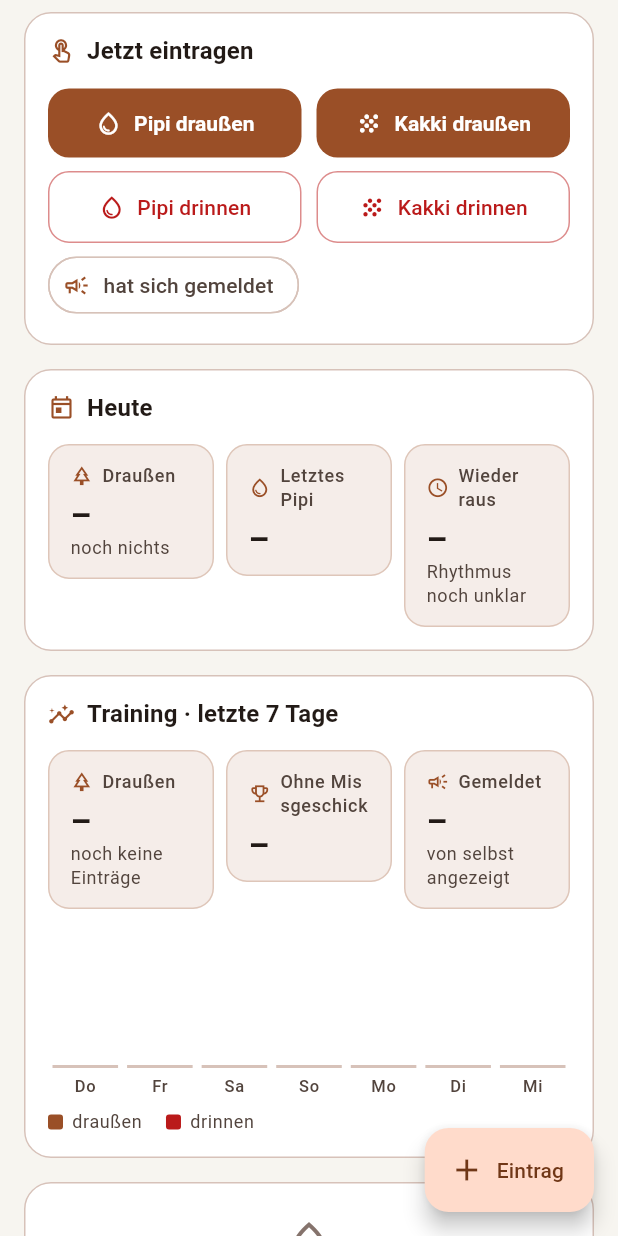
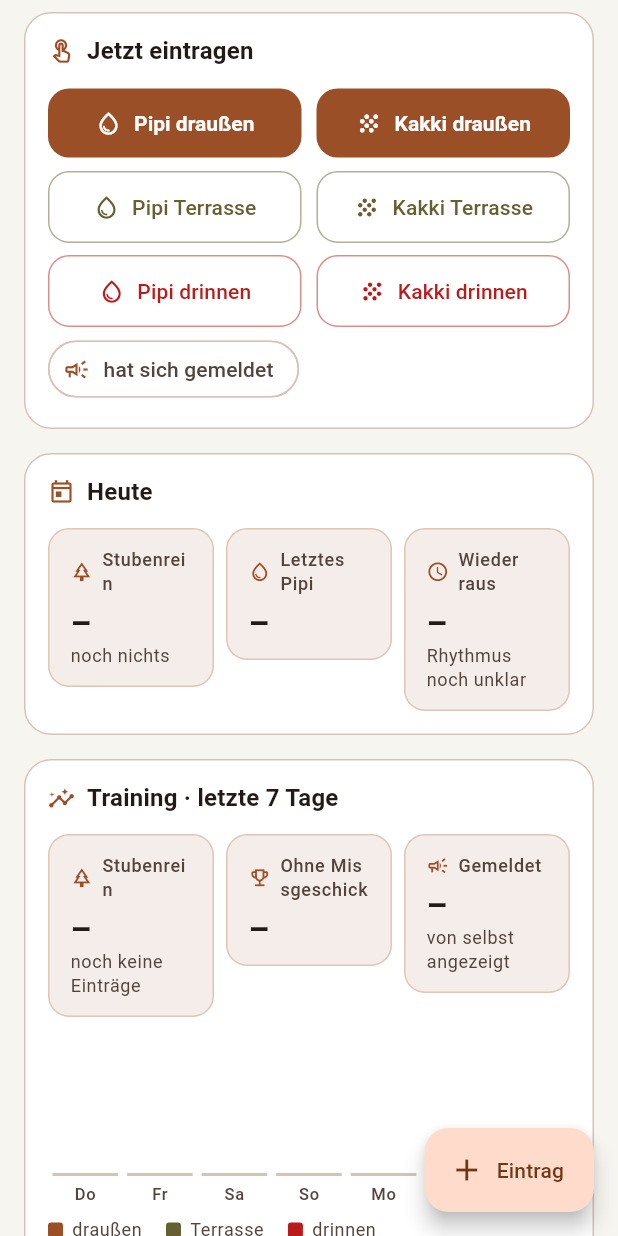
Before and after one commit to Nachtigall15/Moto, a Flutter app: the StubenreinheitScreen screen opened directly, on a phone screen of 412 x 824 dp. Run offline on Flutter 3.47's test engine with Material 3 defaults, Android fonts, the phone set to English and light mode, and no system bars; our stand-ins replace cloud_firestore, firebase_auth, firebase_core, fl_chart, flutter_map, geolocator and 4 more; missing offline and left inert: dart:js_interop; accounts and stored records are empty.

Commit message:
Stubenreinheit: Terrasse als dritter Ort
Neben draußen und drinnen gibt es jetzt die Terrasse – mit eigenen
Schnellknöpfen, eigener Farbe im Wochenbalken und eigener Auswahl im
Eingabefenster. Sie zählt nicht als Missgeschick, wird aber getrennt
ausgewiesen, weil das Ziel die Wiese ist. Die Quote heißt deshalb
„stubenrein" (draußen + Terrasse) statt „draußen".

Co-Authored-By: Claude Opus 5.5 <noreply@anthropic.com>
Claude-Session: https://claude.ai/code/session_01HuesBdZKeDLXRSVXcyUozj

```diff
--- a/dogapp/lib/features/dashboard/dashboard_screen.dart
+++ b/dogapp/lib/features/dashboard/dashboard_screen.dart
@@ -322,7 +322,7 @@ class _Stubenreinheit extends StatelessWidget {
                       : (ueberfaellig ? 'jetzt' : '~${dfTime.format(naechster)}'),
                   hint: heute.gesamt == 0
                       ? null
-                      : '${heute.draussen} von ${heute.gesamt} heute draußen',
+                      : '${heute.stubenrein} von ${heute.gesamt} heute stubenrein',
                   icon: Icons.schedule,
                   color: ueberfaellig ? theme.colorScheme.secondary : null,
                 ),
--- a/dogapp/lib/features/stubenreinheit/stubenreinheit_screen.dart
+++ b/dogapp/lib/features/stubenreinheit/stubenreinheit_screen.dart
@@ -102,49 +102,24 @@ class _StubenreinheitScreenState extends State<StubenreinheitScreen> {
             child: Column(
               crossAxisAlignment: CrossAxisAlignment.stretch,
               children: [
+                for (final ort in Ort.values) ...[
+                  if (ort != Ort.values.first) const SizedBox(height: 8),
                   Row(
                     children: [
-                    Expanded(
-                      child: FilledButton.icon(
-                        onPressed: () =>
-                            _schnell(Geschaeftsart.pipi, Ort.draussen),
-                        icon: Icon(iconFuer(Geschaeftsart.pipi)),
-                        label: const Text('Pipi draußen'),
-                      ),
-                    ),
+                      for (final art in Geschaeftsart.values) ...[
+                        if (art != Geschaeftsart.values.first)
                           const SizedBox(width: 10),
                         Expanded(
-                      child: FilledButton.icon(
-                        onPressed: () =>
-                            _schnell(Geschaeftsart.kaki, Ort.draussen),
-                        icon: Icon(iconFuer(Geschaeftsart.kaki)),
-                        label: const Text('Kakki draußen'),
+                          child: _OrtKnopf(
+                            art: art,
+                            ort: ort,
+                            onPressed: () => _schnell(art, ort),
                           ),
                         ),
                       ],
-                ),
-                const SizedBox(height: 8),
-                Row(
-                  children: [
-                    Expanded(
-                      child: _DrinnenKnopf(
-                        text: 'Pipi drinnen',
-                        art: Geschaeftsart.pipi,
-                        onPressed: () =>
-                            _schnell(Geschaeftsart.pipi, Ort.drinnen),
-                      ),
-                    ),
-                    const SizedBox(width: 10),
-                    Expanded(
-                      child: _DrinnenKnopf(
-                        text: 'Kakki drinnen',
-                        art: Geschaeftsart.kaki,
-                        onPressed: () =>
-                            _schnell(Geschaeftsart.kaki, Ort.drinnen),
-                      ),
+                    ],
                   ),
                 ],
-                ),
                 const SizedBox(height: 4),
                 Align(
                   alignment: Alignment.centerLeft,
@@ -176,8 +151,8 @@ class _StubenreinheitScreenState extends State<StubenreinheitScreen> {
               final tag = stubenTag(byDay[day]!);
               return TagesKopf(
                 tag: isSameDay(day, jetzt) ? 'Heute' : dfWeekday.format(day),
-                summe: '${quoteLabel(tag.quote)} draußen',
-                zusatz: tag.zusammenfassung,
+                summe: '${quoteLabel(tag.quote)} stubenrein',
+                zusatz: '${tag.zusammenfassung} · ${tag.orte}',
               );
             }),
             Card(
@@ -203,28 +178,45 @@ IconData iconFuer(Geschaeftsart art) => switch (art) {
       Geschaeftsart.kaki => Icons.grain,
     };
 
-/// Farbe für drinnen – deutlich, aber kein Alarm. Ein Missgeschick
+/// Farbe je Ort. Drinnen deutlich, aber kein Alarm – ein Missgeschick
 /// gehört zum Lernen dazu.
-Color drinnenFarbe(ThemeData theme) => theme.colorScheme.error;
+Color ortFarbe(ThemeData theme, Ort ort) => switch (ort) {
+      Ort.draussen => theme.colorScheme.primary,
+      Ort.terrasse => theme.colorScheme.tertiary,
+      Ort.drinnen => theme.colorScheme.error,
+    };
 
-class _DrinnenKnopf extends StatelessWidget {
-  const _DrinnenKnopf({
-    required this.text,
+IconData ortIcon(Ort ort) => switch (ort) {
+      Ort.draussen => Icons.park_outlined,
+      Ort.terrasse => Icons.deck_outlined,
+      Ort.drinnen => Icons.home_outlined,
+    };
+
+/// Draußen ist das Ziel und bekommt den vollen Knopf; Terrasse und
+/// drinnen stehen als Umriss in ihrer Farbe darunter.
+class _OrtKnopf extends StatelessWidget {
+  const _OrtKnopf({
     required this.art,
+    required this.ort,
     required this.onPressed,
   });
 
-  final String text;
   final Geschaeftsart art;
+  final Ort ort;
   final VoidCallback onPressed;
 
   @override
   Widget build(BuildContext context) {
-    final farbe = drinnenFarbe(Theme.of(context));
+    final text = Text('${art.label} ${ort.label}');
+    final icon = Icon(iconFuer(art));
+    if (ort == Ort.draussen) {
+      return FilledButton.icon(onPressed: onPressed, icon: icon, label: text);
+    }
+    final farbe = ortFarbe(Theme.of(context), ort);
     return OutlinedButton.icon(
       onPressed: onPressed,
-      icon: Icon(iconFuer(art)),
-      label: Text(text),
+      icon: icon,
+      label: text,
       style: OutlinedButton.styleFrom(
         foregroundColor: farbe,
         side: BorderSide(color: farbe.withValues(alpha: 0.5)),
@@ -233,7 +225,7 @@ class _DrinnenKnopf extends StatelessWidget {
   }
 }
 
-/// Der Stand von heute: wie viel ging draußen, wann war er zuletzt,
+/// Der Stand von heute: wie viel ging nicht in die Wohnung, wann war er zuletzt,
 /// wann muss er wieder raus.
 class _Heute extends StatelessWidget {
   const _Heute({required this.bilanz, required this.jetzt});
@@ -257,11 +249,11 @@ class _Heute extends StatelessWidget {
         children: [
           Expanded(
             child: StatTile(
-              label: 'Draußen',
+              label: 'Stubenrein',
               value: heute.gesamt == 0
                   ? '–'
-                  : '${heute.draussen} von ${heute.gesamt}',
-              hint: heute.gesamt == 0 ? 'noch nichts' : heute.zusammenfassung,
+                  : '${heute.stubenrein} von ${heute.gesamt}',
+              hint: heute.gesamt == 0 ? 'noch nichts' : heute.orte,
               icon: Icons.park_outlined,
             ),
           ),
@@ -335,12 +327,12 @@ class _Training extends StatelessWidget {
             children: [
               Expanded(
                 child: StatTile(
-                  label: 'Draußen',
+                  label: 'Stubenrein',
                   value: quoteLabel(woche.quote),
                   hint: trend ??
                       (woche.gesamt == 0
                           ? 'noch keine Einträge'
-                          : '${woche.draussen} von ${woche.gesamt}'),
+                          : '${woche.stubenrein} von ${woche.gesamt}'),
                   icon: Icons.park_outlined,
                 ),
               ),
@@ -376,13 +368,23 @@ class _Training extends StatelessWidget {
           const SizedBox(height: 16),
           _Wochenbalken(tage: bilanz.tage.reversed.toList()),
           const SizedBox(height: 8),
-          Row(
+          Wrap(
+            spacing: 16,
+            runSpacing: 4,
             children: [
-              _Legende(farbe: theme.colorScheme.primary, text: 'draußen'),
-              const SizedBox(width: 16),
-              _Legende(farbe: drinnenFarbe(theme), text: 'drinnen'),
+              for (final ort in Ort.values)
+                _Legende(farbe: ortFarbe(theme, ort), text: ort.label),
             ],
           ),
+          if (woche.terrasse > 0) ...[
+            const SizedBox(height: 12),
+            Text(
+              '${woche.terrasse} von ${woche.stubenrein} Geschäften ohne '
+              'Missgeschick waren auf der Terrasse – '
+              '${quoteLabel(woche.draussen / woche.stubenrein)} richtig draußen.',
+              style: gedaempft,
+            ),
+          ],
           if (bilanz.missgeschickStunden.isNotEmpty) ...[
             const SizedBox(height: 12),
             Text(
@@ -398,8 +400,8 @@ class _Training extends StatelessWidget {
   }
 }
 
-/// Sieben Tage nebeneinander, je ein Balken aus draußen (unten) und
-/// drinnen (oben). Die Höhe folgt der Zahl der Geschäfte, darunter
+/// Sieben Tage nebeneinander, je ein Balken aus draußen (unten),
+/// Terrasse und drinnen (oben). Die Höhe folgt der Zahl der Geschäfte, darunter
 /// steht die Quote – so sieht man Fortschritt und Datenlage zugleich.
 class _Wochenbalken extends StatelessWidget {
   const _Wochenbalken({required this.tage});
@@ -408,6 +410,20 @@ class _Wochenbalken extends StatelessWidget {
   final List<(DateTime, StubenTag)> tage;
 
   static const _hoehe = 72.0;
+
+  static int _anzahl(StubenTag t, Ort ort) => switch (ort) {
+        Ort.draussen => t.draussen,
+        Ort.terrasse => t.terrasse,
+        Ort.drinnen => t.drinnen,
+      };
+
+  /// Nur das oberste Stück bekommt runde Ecken.
+  static Ort? _obersterOrt(StubenTag t) {
+    for (final ort in Ort.values.reversed) {
+      if (_anzahl(t, ort) > 0) return ort;
+    }
+    return null;
+  }
 
   @override
   Widget build(BuildContext context) {
@@ -435,25 +451,17 @@ class _Wochenbalken extends StatelessWidget {
                     child: Column(
                       mainAxisAlignment: MainAxisAlignment.end,
                       children: [
-                        if (zahlen.drinnen > 0)
+                        // Von oben nach unten: drinnen, Terrasse, draußen.
+                        for (final ort in Ort.values.reversed)
+                          if (_anzahl(zahlen, ort) > 0)
                             Container(
-                            height: _hoehe * zahlen.drinnen / maximum,
+                              height: _hoehe * _anzahl(zahlen, ort) / maximum,
                               decoration: BoxDecoration(
-                              color: drinnenFarbe(theme),
-                              borderRadius: const BorderRadius.vertical(
-                                top: Radius.circular(4),
-                              ),
-                            ),
-                          ),
-                        if (zahlen.draussen > 0)
-                          Container(
-                            height: _hoehe * zahlen.draussen / maximum,
-                            decoration: BoxDecoration(
-                              color: theme.colorScheme.primary,
+                                color: ortFarbe(theme, ort),
                                 borderRadius: BorderRadius.vertical(
-                                top: zahlen.drinnen > 0
-                                    ? Radius.zero
-                                    : const Radius.circular(4),
+                                  top: _obersterOrt(zahlen) == ort
+                                      ? const Radius.circular(4)
+                                      : Radius.zero,
                                 ),
                               ),
                             ),
@@ -521,8 +529,7 @@ class _GeschaeftTile extends StatelessWidget {
   @override
   Widget build(BuildContext context) {
     final theme = Theme.of(context);
-    final farbe =
-        eintrag.draussen ? theme.colorScheme.primary : drinnenFarbe(theme);
+    final farbe = ortFarbe(theme, eintrag.ort);
 
     return ListTile(
       onTap: () => _openEditor(context, eintrag: eintrag),
@@ -539,10 +546,7 @@ class _GeschaeftTile extends StatelessWidget {
         if (eintrag.gemeldet) 'hat sich gemeldet',
         if (eintrag.notiz.isNotEmpty) eintrag.notiz,
       ].join(' · ')),
-      trailing: Icon(
-        eintrag.draussen ? Icons.park_outlined : Icons.home_outlined,
-        color: farbe,
-      ),
+      trailing: Icon(ortIcon(eintrag.ort), color: farbe),
     );
   }
 }
@@ -653,16 +657,12 @@ class _GeschaeftEditorState extends State<_GeschaeftEditor> {
             ),
             const SizedBox(height: 12),
             SegmentedButton<Ort>(
-              segments: const [
+              segments: [
+                for (final o in Ort.values)
                   ButtonSegment(
-                  value: Ort.draussen,
-                  label: Text('Draußen'),
-                  icon: Icon(Icons.park_outlined),
-                ),
-                ButtonSegment(
-                  value: Ort.drinnen,
-                  label: Text('Drinnen'),
-                  icon: Icon(Icons.home_outlined),
+                    value: o,
+                    label: Text(o.titel),
+                    icon: Icon(ortIcon(o)),
                   ),
               ],
               selected: {_ort},
--- a/dogapp/lib/models/geschaeft.dart
+++ b/dogapp/lib/models/geschaeft.dart
@@ -27,9 +27,9 @@ class Geschaeft {
   final bool gemeldet;
   final String notiz;
 
-  bool get draussen => ort == Ort.draussen;
+  bool get missgeschick => ort.missgeschick;
 
-  /// „Pipi draußen", „Kakki drinnen" …
+  /// „Pipi draußen", „Pipi Terrasse", „Kakki drinnen" …
   String get label => '${art.label} ${ort.label}';
 
   Geschaeft copyWith({
@@ -84,13 +84,26 @@ enum Geschaeftsart {
       );
 }
 
+/// Wo es passiert ist.
+///
+/// Die Terrasse ist ein eigener Ort: kein Missgeschick – sie gehört
+/// nicht zur Wohnung –, aber auch nicht das Ziel. Wer sehen will, ob er
+/// lernt, bis zur Wiese zu warten, braucht sie getrennt.
 enum Ort {
-  draussen('draußen'),
-  drinnen('drinnen');
+  draussen('draußen', 'Draußen'),
+  terrasse('Terrasse', 'Terrasse'),
+  drinnen('drinnen', 'Drinnen');
 
-  const Ort(this.label);
+  const Ort(this.label, this.titel);
 
+  /// Im Satz: „Pipi draußen", „Pipi Terrasse", „Pipi drinnen".
   final String label;
+
+  /// Allein stehend, z. B. als Auswahl im Eingabefenster.
+  final String titel;
+
+  /// Drinnen ist das Einzige, was als Missgeschick zählt.
+  bool get missgeschick => this == Ort.drinnen;
 
   static Ort parse(String? raw) => Ort.values.firstWhere(
         (o) => o.name == raw,
--- a/dogapp/lib/state/stubenreinheit.dart
+++ b/dogapp/lib/state/stubenreinheit.dart
@@ -14,6 +14,7 @@ class StubenTag {
     this.pipi = 0,
     this.kaki = 0,
     this.draussen = 0,
+    this.terrasse = 0,
     this.drinnen = 0,
     this.gemeldet = 0,
   });
@@ -21,42 +22,52 @@ class StubenTag {
   final int pipi;
   final int kaki;
   final int draussen;
+  final int terrasse;
   final int drinnen;
   final int gemeldet;
 
-  int get gesamt => draussen + drinnen;
+  int get gesamt => draussen + terrasse + drinnen;
 
-  /// Anteil draußen, 0 bis 1 – null, wenn nichts erfasst ist. Ein Tag
-  /// ohne Eintrag ist kein Tag mit 0 %, sondern einer ohne Aufzeichnung.
-  double? get quote => gesamt == 0 ? null : draussen / gesamt;
+  /// Alles, was nicht in der Wohnung passiert ist.
+  int get stubenrein => draussen + terrasse;
+
+  /// Anteil stubenrein (draußen oder Terrasse), 0 bis 1 – null, wenn
+  /// nichts erfasst ist. Ein Tag ohne Eintrag ist kein Tag mit 0 %,
+  /// sondern einer ohne Aufzeichnung.
+  double? get quote => gesamt == 0 ? null : stubenrein / gesamt;
 
   /// „4× Pipi · 2× Kakki"
   String get zusammenfassung => [
         if (pipi > 0) '$pipi× Pipi',
         if (kaki > 0) '$kaki× Kakki',
       ].join(' · ');
+
+  /// „3× draußen · 1× Terrasse"
+  String get orte => [
+        if (draussen > 0) '$draussen× draußen',
+        if (terrasse > 0) '$terrasse× Terrasse',
+        if (drinnen > 0) '$drinnen× drinnen',
+      ].join(' · ');
 }
 
 StubenTag stubenTag(Iterable<Geschaeft> eintraege) {
-  var pipi = 0, kaki = 0, draussen = 0, drinnen = 0, gemeldet = 0;
+  var pipi = 0, kaki = 0, gemeldet = 0;
+  final orte = {for (final o in Ort.values) o: 0};
   for (final g in eintraege) {
     if (g.art == Geschaeftsart.pipi) {
       pipi++;
     } else {
       kaki++;
     }
-    if (g.draussen) {
-      draussen++;
-    } else {
-      drinnen++;
-    }
+    orte[g.ort] = orte[g.ort]! + 1;
     if (g.gemeldet) gemeldet++;
   }
   return StubenTag(
     pipi: pipi,
     kaki: kaki,
-    draussen: draussen,
-    drinnen: drinnen,
+    draussen: orte[Ort.draussen]!,
+    terrasse: orte[Ort.terrasse]!,
+    drinnen: orte[Ort.drinnen]!,
     gemeldet: gemeldet,
   );
 }
@@ -166,7 +177,7 @@ Stubenbilanz stubenBilanz(List<Geschaeft> alle, DateTime jetzt) {
 
   final stunden = <int, int>{};
   for (final g in alle) {
-    if (!g.draussen && !g.zeitpunkt.isBefore(seit)) {
+    if (g.missgeschick && !g.zeitpunkt.isBefore(seit)) {
       stunden.update(g.zeitpunkt.hour, (n) => n + 1, ifAbsent: () => 1);
     }
   }
@@ -186,7 +197,7 @@ Stubenbilanz stubenBilanz(List<Geschaeft> alle, DateTime jetzt) {
     vorwoche: spanne(bilanzTage, 2 * bilanzTage),
     letztesPipi: juengstes((g) => g.art == Geschaeftsart.pipi),
     letztesKaki: juengstes((g) => g.art == Geschaeftsart.kaki),
-    letztesMissgeschick: juengstes((g) => !g.draussen),
+    letztesMissgeschick: juengstes((g) => g.missgeschick),
     // Mindestens drei Abstände, sonst ist es Zufall und kein Rhythmus.
     pipiAbstand: abstaende.length < 3 ? null : abstaende[abstaende.length ~/ 2],
     missgeschickStunden: missgeschickStunden,
```
Also changed, not shown: 2 other files. Lines whose indentation alone changed are shown as unchanged.
